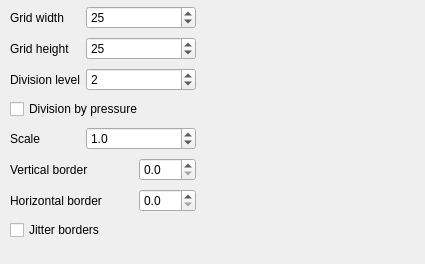
Qt form krita/plugins/paintops/gridbrush/wdggridoptions.ui (KDE/krita) before a commit.
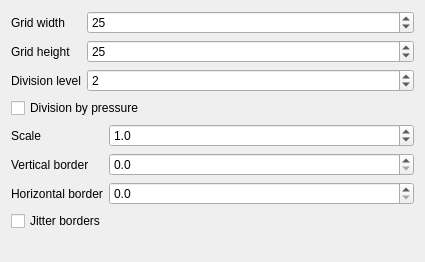
The same form after that commit.

Commit message: Changed the UI which contains labels and textfields into QFormLayout to set alignment issues

```diff
--- a/krita/plugins/paintops/gridbrush/wdggridoptions.ui
+++ b/krita/plugins/paintops/gridbrush/wdggridoptions.ui
@@ -7,7 +7,7 @@
     <x>0</x>
     <y>0</y>
     <width>425</width>
-    <height>264</height>
+    <height>262</height>
    </rect>
   </property>
   <property name="sizePolicy">
@@ -22,16 +22,9 @@
     <height>260</height>
    </size>
   </property>
-  <widget class="QWidget" name="layoutWidget">
-   <property name="geometry">
-    <rect>
-     <x>10</x>
-     <y>4</y>
-     <width>186</width>
-     <height>244</height>
-    </rect>
-   </property>
-   <layout class="QGridLayout" name="gridLayout">
+  <layout class="QVBoxLayout" name="verticalLayout">
+   <item>
+    <layout class="QFormLayout" name="formLayout">
     <item row="0" column="0">
      <widget class="QLabel" name="label">
       <property name="text">
@@ -39,7 +32,7 @@
       </property>
      </widget>
     </item>
-    <item row="0" column="1" colspan="2">
+     <item row="0" column="1">
      <widget class="QSpinBox" name="gridWidthSPBox">
       <property name="maximum">
        <number>999</number>
@@ -56,7 +49,7 @@
       </property>
      </widget>
     </item>
-    <item row="1" column="1" colspan="2">
+     <item row="1" column="1">
      <widget class="QSpinBox" name="gridHeightSPBox">
       <property name="maximum">
        <number>999</number>
@@ -73,7 +66,7 @@
       </property>
      </widget>
     </item>
-    <item row="2" column="1" colspan="2">
+     <item row="2" column="1">
      <widget class="QSpinBox" name="divisionLevelSPBox">
       <property name="maximum">
        <number>999</number>
@@ -83,21 +76,25 @@
       </property>
      </widget>
     </item>
-    <item row="3" column="0" colspan="3">
+    </layout>
+   </item>
+   <item>
      <widget class="QCheckBox" name="divisionPressureCHBox">
       <property name="text">
        <string>Division by pressure</string>
       </property>
      </widget>
     </item>
-    <item row="4" column="0">
+   <item>
+    <layout class="QFormLayout" name="formLayout_2">
+     <item row="0" column="0">
      <widget class="QLabel" name="label_6">
       <property name="text">
        <string>Scale</string>
       </property>
      </widget>
     </item>
-    <item row="4" column="1" colspan="2">
+     <item row="0" column="1">
      <widget class="QDoubleSpinBox" name="scaleDSPBox">
       <property name="decimals">
        <number>1</number>
@@ -110,43 +107,57 @@
       </property>
      </widget>
     </item>
-    <item row="5" column="0" colspan="2">
+     <item row="1" column="0">
      <widget class="QLabel" name="label_4">
       <property name="text">
        <string>Vertical border</string>
       </property>
      </widget>
     </item>
-    <item row="5" column="2">
+     <item row="1" column="1">
      <widget class="QDoubleSpinBox" name="vertBorderDSPBox">
       <property name="decimals">
        <number>1</number>
       </property>
      </widget>
     </item>
-    <item row="6" column="0" colspan="2">
+     <item row="2" column="0">
      <widget class="QLabel" name="label_5">
       <property name="text">
        <string>Horizontal border</string>
       </property>
      </widget>
     </item>
-    <item row="6" column="2">
+     <item row="2" column="1">
      <widget class="QDoubleSpinBox" name="horizBorderDSPBox">
       <property name="decimals">
        <number>1</number>
       </property>
      </widget>
     </item>
-    <item row="7" column="0" colspan="2">
+    </layout>
+   </item>
+   <item>
      <widget class="QCheckBox" name="jitterBorderCHBox">
       <property name="text">
        <string>Jitter borders</string>
       </property>
      </widget>
     </item>
-   </layout>
-  </widget>
+   <item>
+    <spacer name="verticalSpacer">
+     <property name="orientation">
+      <enum>Qt::Vertical</enum>
+     </property>
+     <property name="sizeHint" stdset="0">
+      <size>
+       <width>20</width>
+       <height>31</height>
+      </size>
+     </property>
+    </spacer>
+   </item>
+  </layout>
  </widget>
  <resources/>
  <connections/>
```
Lines whose indentation alone changed are shown as unchanged. The commit also changes 91 other files.
